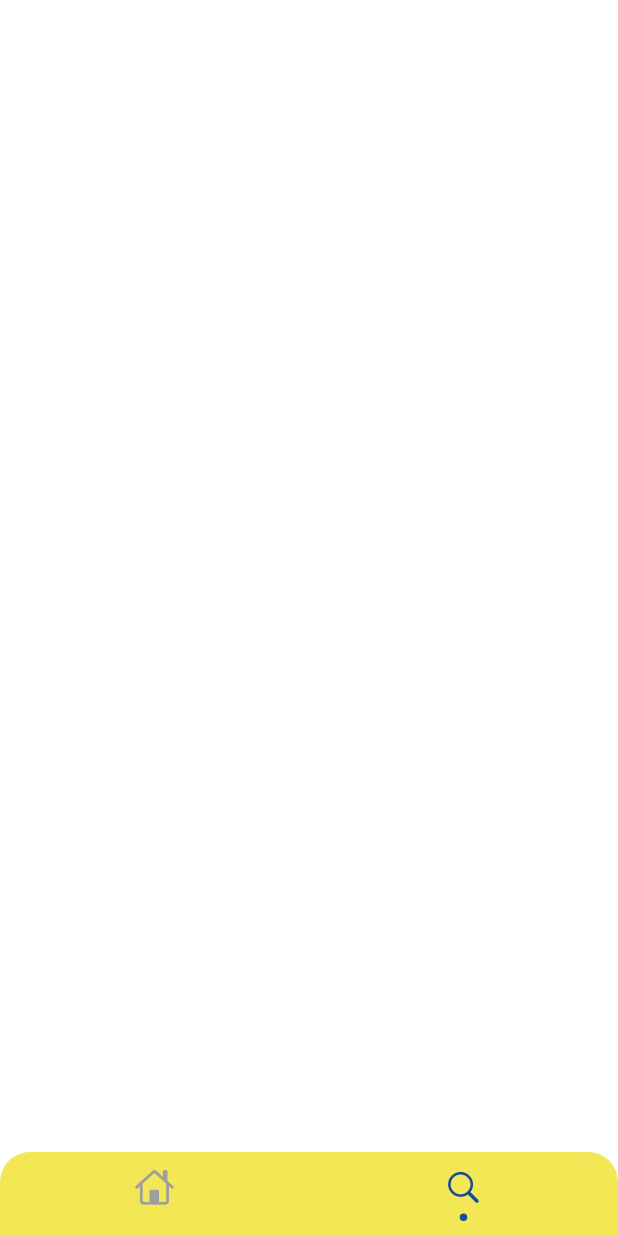
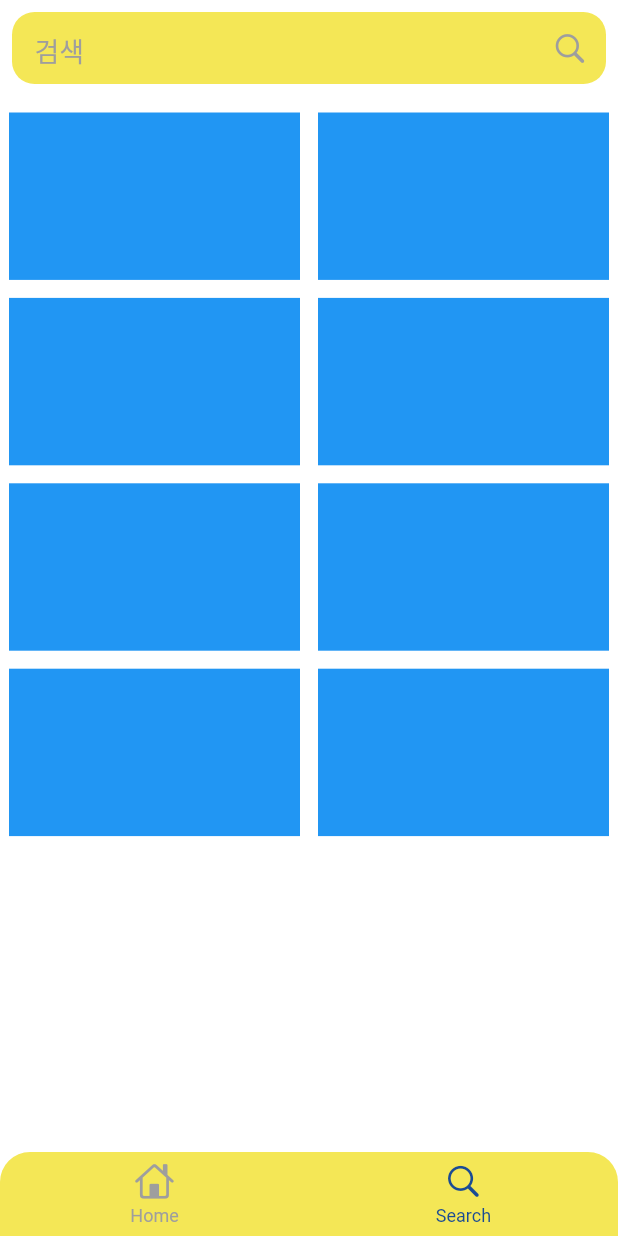
Before and after one commit to whatsthelunchmenu/ClimbLabs-app, a Flutter app: the screen it shows after launch, item 2 of the bottom bar chosen, on a phone screen of 412 x 824 dp. Run offline on Flutter 3.47's test engine with Material 2 defaults, Android fonts, the light colour scheme and no system bars; drawn by our look-alikes of persistent_bottom_nav_bar; our stand-ins replace carousel_slider, dots_indicator, get, google_fonts; network calls fail; Roboto replaces fonts that are missing (Jua).

Commit message:
search 페이지 UI 추가 및 일부 리팩토링

```diff
--- a/lib/app/root.dart
+++ b/lib/app/root.dart
@@ -42,7 +42,7 @@ class Root extends StatelessWidget {
         duration: Duration(milliseconds: 200),
       ),
       navBarStyle:
-          NavBarStyle.style13, // Choose the nav bar style with this property.
+          NavBarStyle.style8, // Choose the nav bar style with this property.
     );
   }
 }
--- a/lib/app/ui/android/home/components/its_this_big.dart
+++ b/lib/app/ui/android/home/components/its_this_big.dart
@@ -4,7 +4,6 @@ import 'package:climb_labs/app/ui/theme/app_colors.dart';
 import 'package:climb_labs/app/ui/theme/app_text_theme.dart';
 import 'package:flutter/material.dart';
 import 'package:get/get.dart';
-import 'package:google_fonts/google_fonts.dart';
 
 class ItsThisBig extends GetWidget<HomeController> {
   const ItsThisBig({
@@ -32,7 +31,7 @@ class ItsThisBig extends GetWidget<HomeController> {
                     indicatorSize: TabBarIndicatorSize.label,
                     indicatorColor: primaryColor,
                     labelColor: titleColor,
-                    labelStyle: GoogleFonts.jua(fontSize: 16),
+                    labelStyle: baseTextStyle,
                     indicatorWeight: 4,
                     unselectedLabelColor: const Color(0xFF979797),
                     tabs: const <Tab>[
--- a/lib/app/ui/android/home/components/its_this_big_item.dart
+++ b/lib/app/ui/android/home/components/its_this_big_item.dart
@@ -1,8 +1,8 @@
 import 'package:climb_labs/app/controller/controllers.dart' show HomeController;
 import 'package:climb_labs/app/data/dummy/about_hear.dart';
+import 'package:climb_labs/app/ui/theme/app_text_theme.dart';
 import 'package:flutter/material.dart';
 import 'package:get/get.dart';
-import 'package:google_fonts/google_fonts.dart';
 
 class ItsThisBigItem extends GetWidget<HomeController> {
   ItsThisBigItem({
@@ -41,15 +41,18 @@ class ItsThisBigItem extends GetWidget<HomeController> {
             child: Center(
                 child: Text(
               '${item.size}㎡',
-              style: GoogleFonts.jua(
-                fontSize: 20,
-                color: Colors.black,
-              ),
+              style: itemSizeTextStyle,
             )),
           ),
         )
       ]),
-      onTap: () => showGeneralDialog(
+      onTap: () => showItemDialog(context, item),
+    );
+  }
+}
+
+Future<void> showItemDialog(BuildContext context, AboutHear item) {
+  return showGeneralDialog(
     barrierColor: Colors.black.withOpacity(0.5),
     transitionBuilder: (context, a1, a2, widget) {
       return Transform.scale(
@@ -57,12 +60,11 @@ class ItsThisBigItem extends GetWidget<HomeController> {
         child: Opacity(
           opacity: a1.value,
           child: AlertDialog(
-                shape: OutlineInputBorder(
-                    borderRadius: BorderRadius.circular(16.0)),
+            shape:
+                OutlineInputBorder(borderRadius: BorderRadius.circular(16.0)),
             title: Text(
               item.name,
-                  style: const TextStyle(
-                      fontWeight: FontWeight.w700, fontSize: 14),
+              style: const TextStyle(fontWeight: FontWeight.w700, fontSize: 14),
               maxLines: 1,
             ),
             content: Column(
@@ -93,7 +95,5 @@ class ItsThisBigItem extends GetWidget<HomeController> {
     pageBuilder: (context, animation1, animation2) {
       return Container();
     },
-      ),
   );
 }
-}
--- a/lib/app/ui/android/search/search.dart
+++ b/lib/app/ui/android/search/search.dart
@@ -1,10 +1,57 @@
+import 'package:climb_labs/app/ui/theme/app_colors.dart';
+import 'package:flutter/cupertino.dart';
 import 'package:flutter/material.dart';
+import 'package:get/get.dart';
+import 'package:google_fonts/google_fonts.dart';
 
 class Search extends StatelessWidget {
   const Search({Key? key}) : super(key: key);
 
   @override
   Widget build(BuildContext context) {
-    return Container();
+    return SafeArea(
+      child: Column(
+        children: [
+          Padding(
+            padding: const EdgeInsets.all(8.0),
+            child: TextFormField(
+              decoration: InputDecoration(
+                suffixIcon: const Icon(
+                  CupertinoIcons.search,
+                  color: Colors.grey,
+                ),
+                hintText: '검색',
+                hintStyle: GoogleFonts.jua(
+                  fontSize: 18,
+                  color: Colors.grey,
+                ),
+                contentPadding: EdgeInsets.only(left: 15, top: 12),
+                border: UnderlineInputBorder(
+                  borderRadius: BorderRadius.circular(15),
+                  borderSide: BorderSide.none,
+                ),
+                fillColor: primaryColor,
+                filled: true,
+              ),
+            ),
+          ),
+          const SizedBox(height: 5),
+          SizedBox(
+            height: Get.size.height * 0.75,
+            child: GridView.count(
+              childAspectRatio: 15 / 9,
+              crossAxisCount: 2,
+              children: List.generate(
+                8,
+                (index) => Container(
+                  margin: const EdgeInsets.all(6),
+                  color: Colors.blue,
+                ),
+              ),
+            ),
+          )
+        ],
+      ),
+    );
   }
 }
--- a/lib/app/ui/theme/app_text_theme.dart
+++ b/lib/app/ui/theme/app_text_theme.dart
@@ -9,6 +9,10 @@ final TextStyle titleTextStyle = GoogleFonts.jua(
   color: titleColor,
 );
 
+final TextStyle baseTextStyle = GoogleFonts.jua(
+  fontSize: 16,
+);
+
 final TextStyle domainTitleTextStyle = GoogleFonts.jua(
   fontSize: Get.size.width * 0.06,
   fontWeight: FontWeight.w500,
@@ -18,3 +22,8 @@ final TextStyle headerTextStyle = GoogleFonts.stylish(
     fontSize: Get.size.width * 0.09,
     fontWeight: FontWeight.w900,
     color: titleColor);
+
+final TextStyle itemSizeTextStyle = GoogleFonts.jua(
+  fontSize: 20,
+  color: Colors.black,
+);
```
Lines whose indentation alone changed are shown as unchanged.
